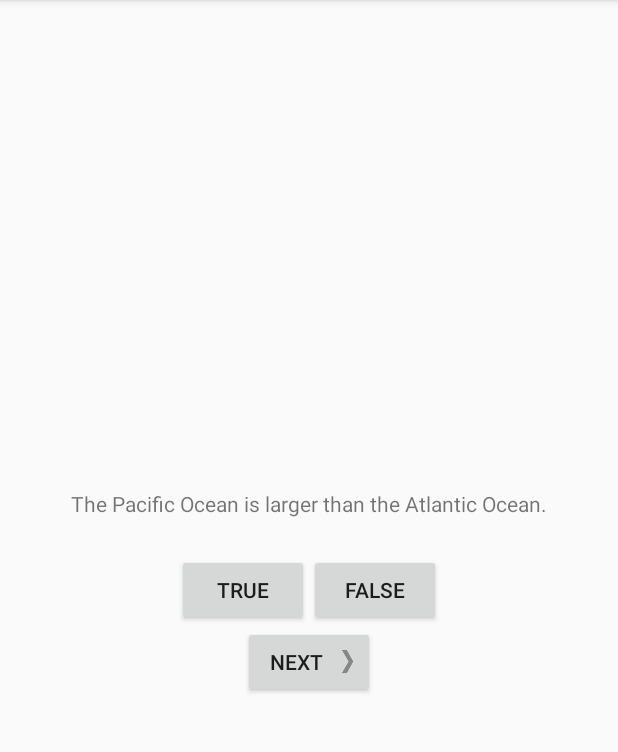
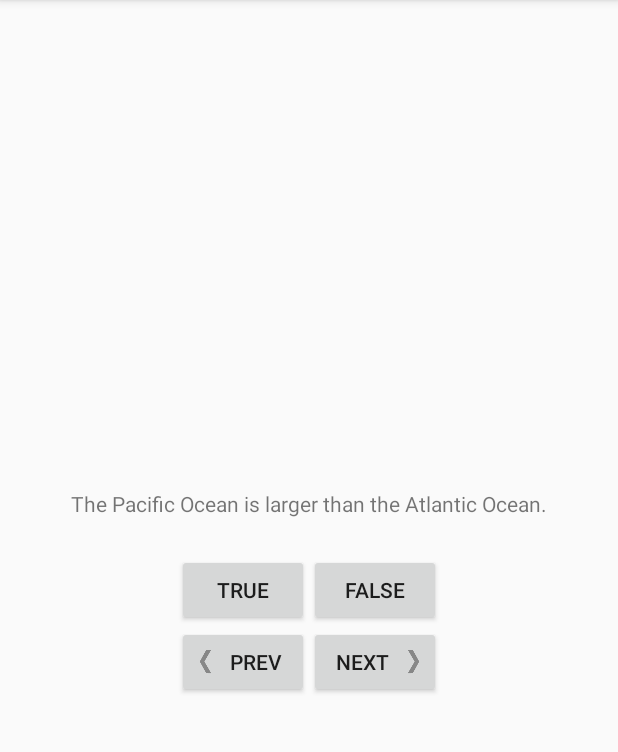
Before and after one commit to bonsaiburglar/GeoQuiz, an Android app: the screen it shows after launch (QuizActivity), on a phone screen of 412 x 824 dp, the part 84-836 px from its top. Run offline under Robolectric (Android 15) with nearby library versions, the phone set to English and light mode, and no system bars.

Commit message:
Challenge 2: Add a Previous Button

```diff
--- a/app/src/main/java/com/bignerdranch/android/geoquiz/QuizActivity.java
+++ b/app/src/main/java/com/bignerdranch/android/geoquiz/QuizActivity.java
@@ -4,15 +4,16 @@ import android.support.v7.app.AppCompatActivity;
 import android.os.Bundle;
 import android.view.View;
 import android.widget.Button;
+import android.widget.ImageButton;
 import android.widget.Toast;
 import android.widget.TextView;
-
 
 public class QuizActivity extends AppCompatActivity {
 
     private Button mTrueButton;
     private Button mFalseButton;
     private Button mNextButton;
+    private Button mPreviousButton;
     private TextView mQuestionTextView;
 
     private Question[] mQuestionBank = new Question[]{
@@ -82,6 +83,16 @@ public class QuizActivity extends AppCompatActivity {
                 updateQuestion();
             }
         });
+
+        mPreviousButton = (Button)findViewById(R.id.previous_button);
+        mPreviousButton.setOnClickListener(new View.OnClickListener() {
+            @Override
+            public void onClick(View v) {
+                if (mCurrentIndex == 0) mCurrentIndex = mQuestionBank.length;
+                mCurrentIndex = (mCurrentIndex - 1) % mQuestionBank.length;
+                updateQuestion();
+            }
+        });
         updateQuestion();
     }
 }
--- a/app/src/main/res/layout/activity_quiz.xml
+++ b/app/src/main/res/layout/activity_quiz.xml
@@ -47,12 +47,27 @@
 
     </LinearLayout>
 
-    <Button
-        android:id="@+id/next_button"
+    <LinearLayout
         android:layout_width="wrap_content"
         android:layout_height="wrap_content"
-        android:text="@string/next_button"
-        android:drawableRight="@drawable/arrow_right"
-        android:drawablePadding="4dp" />
+        android:orientation="horizontal" >
+
+        <Button
+            android:id="@+id/previous_button"
+            android:layout_width="wrap_content"
+            android:layout_height="wrap_content"
+            android:text="@string/previous_button"
+            android:drawableLeft="@drawable/arrow_left"
+            android:drawablePadding="4dp"/>
+
+        <Button
+            android:id="@+id/next_button"
+            android:layout_width="wrap_content"
+            android:layout_height="wrap_content"
+            android:text="@string/next_button"
+            android:drawableRight="@drawable/arrow_right"
+            android:drawablePadding="4dp" />
+
+    </LinearLayout>
 
 </LinearLayout>
--- a/app/src/main/res/values/strings.xml
+++ b/app/src/main/res/values/strings.xml
@@ -3,6 +3,7 @@
     <string name="true_button">True</string>
     <string name="false_button">False</string>
     <string name="next_button">Next</string>
+    <string name="previous_button">Prev</string>
     <string name="correct_toast">Correct!</string>
     <string name="incorrect_toast">Incorrect!</string>
     <string name="action_settings">Settings</string>
```
